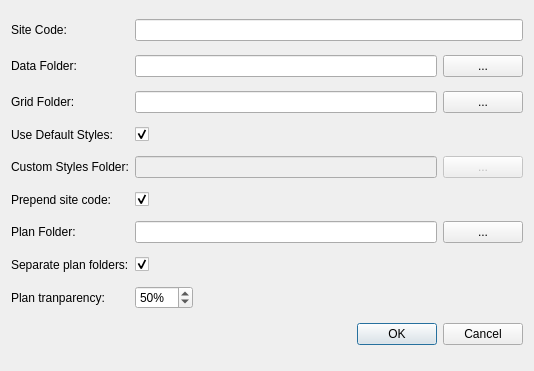
First picture: the form in core/settings_dialog_base.ui, repository lparchaeology/ArkPlan, before the edit.
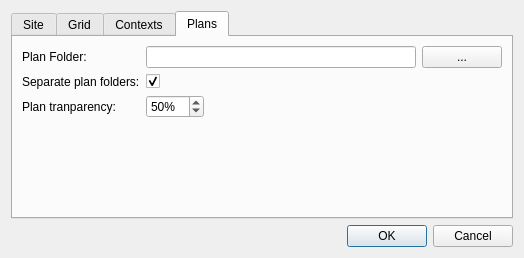
Second picture: the form after the edit. The open tabs and pages were chosen to show the change.

Commit message:
Change settings dialog to tab layout
In anticipation of adding more settings

The edit to the form file:
```diff
--- a/core/settings_dialog_base.ui
+++ b/core/settings_dialog_base.ui
@@ -6,51 +6,31 @@
    <rect>
     <x>0</x>
     <y>0</y>
-    <width>534</width>
-    <height>371</height>
+    <width>524</width>
+    <height>258</height>
    </rect>
   </property>
   <property name="windowTitle">
    <string>Settings</string>
   </property>
-  <layout class="QGridLayout" name="gridLayout">
-   <item row="6" column="1">
-    <layout class="QHBoxLayout" name="horizontalLayout_2">
+  <layout class="QVBoxLayout" name="verticalLayout">
      <item>
-      <widget class="QLineEdit" name="planFolderEdit"/>
-     </item>
-     <item>
-      <widget class="QPushButton" name="planFolderButton">
-       <property name="sizePolicy">
-        <sizepolicy hsizetype="Preferred" vsizetype="Fixed">
-         <horstretch>0</horstretch>
-         <verstretch>0</verstretch>
-        </sizepolicy>
-       </property>
-       <property name="text">
-        <string>...</string>
-       </property>
-      </widget>
-     </item>
-    </layout>
-   </item>
-   <item row="7" column="0">
-    <widget class="QLabel" name="separatePlansLabel">
+    <widget class="QTabWidget" name="tabWidget">
+     <property name="currentIndex">
+      <number>0</number>
+     </property>
+     <widget class="QWidget" name="siteTab">
+      <attribute name="title">
+       <string>Site</string>
+      </attribute>
+      <layout class="QGridLayout" name="gridLayout_5">
+       <item row="0" column="2">
+        <widget class="QLineEdit" name="siteCodeEdit"/>
+       </item>
+       <item row="3" column="0" colspan="2">
+        <widget class="QLabel" name="customStylesLabel">
      <property name="text">
-      <string>Separate plan folders:</string>
-     </property>
-     <property name="buddy">
-      <cstring>separatePlansCheck</cstring>
-     </property>
-    </widget>
-   </item>
-   <item row="8" column="0">
-    <widget class="QLabel" name="planTransparencyLabel">
-     <property name="text">
-      <string>Plan tranparency:</string>
-     </property>
-     <property name="buddy">
-      <cstring>planTransparencySpin</cstring>
+          <string>Custom Styles Folder:</string>
      </property>
     </widget>
    </item>
@@ -64,67 +44,14 @@
      </property>
     </widget>
    </item>
-   <item row="0" column="1">
-    <widget class="QLineEdit" name="siteCodeEdit"/>
+       <item row="2" column="0" colspan="2">
+        <widget class="QLabel" name="defaultStylesLabel">
+         <property name="text">
+          <string>Use Default Styles:</string>
+         </property>
+        </widget>
    </item>
    <item row="1" column="0">
-    <widget class="QLabel" name="dataFolderLabel">
-     <property name="text">
-      <string>Data Folder:</string>
-     </property>
-     <property name="buddy">
-      <cstring>dataFolderEdit</cstring>
-     </property>
-    </widget>
-   </item>
-   <item row="1" column="1">
-    <layout class="QHBoxLayout" name="horizontalLayout">
-     <item>
-      <widget class="QLineEdit" name="dataFolderEdit"/>
-     </item>
-     <item>
-      <widget class="QPushButton" name="dataFolderButton">
-       <property name="sizePolicy">
-        <sizepolicy hsizetype="Preferred" vsizetype="Fixed">
-         <horstretch>0</horstretch>
-         <verstretch>0</verstretch>
-        </sizepolicy>
-       </property>
-       <property name="text">
-        <string>...</string>
-       </property>
-      </widget>
-     </item>
-    </layout>
-   </item>
-   <item row="2" column="0">
-    <widget class="QLabel" name="gridFolderLabel">
-     <property name="text">
-      <string>Grid Folder:</string>
-     </property>
-    </widget>
-   </item>
-   <item row="2" column="1">
-    <layout class="QHBoxLayout" name="horizontalLayout_3">
-     <item>
-      <widget class="QLineEdit" name="gridFolderEdit"/>
-     </item>
-     <item>
-      <widget class="QPushButton" name="gridFolderButton">
-       <property name="sizePolicy">
-        <sizepolicy hsizetype="Preferred" vsizetype="Fixed">
-         <horstretch>0</horstretch>
-         <verstretch>0</verstretch>
-        </sizepolicy>
-       </property>
-       <property name="text">
-        <string>...</string>
-       </property>
-      </widget>
-     </item>
-    </layout>
-   </item>
-   <item row="5" column="0">
     <widget class="QLabel" name="prependSiteCodeLabel">
      <property name="text">
       <string>Prepend site code:</string>
@@ -134,8 +61,8 @@
      </property>
     </widget>
    </item>
-   <item row="5" column="1">
-    <widget class="QCheckBox" name="prependSiteCodeCheck">
+       <item row="2" column="2">
+        <widget class="QCheckBox" name="defaultStylesCheck">
      <property name="text">
       <string/>
      </property>
@@ -144,17 +71,7 @@
      </property>
     </widget>
    </item>
-   <item row="6" column="0">
-    <widget class="QLabel" name="planFolderLabel">
-     <property name="text">
-      <string>Plan Folder:</string>
-     </property>
-     <property name="buddy">
-      <cstring>planFolderEdit</cstring>
-     </property>
-    </widget>
-   </item>
-   <item row="4" column="1">
+       <item row="3" column="2">
     <layout class="QHBoxLayout" name="horizontalLayout_5">
      <item>
       <widget class="QLineEdit" name="styleFolderEdit">
@@ -181,7 +98,187 @@
      </item>
     </layout>
    </item>
-   <item row="8" column="1">
+       <item row="1" column="2">
+        <widget class="QCheckBox" name="prependSiteCodeCheck">
+         <property name="text">
+          <string/>
+         </property>
+         <property name="checked">
+          <bool>true</bool>
+         </property>
+        </widget>
+       </item>
+       <item row="4" column="2">
+        <spacer name="verticalSpacer_4">
+         <property name="orientation">
+          <enum>Qt::Vertical</enum>
+         </property>
+         <property name="sizeHint" stdset="0">
+          <size>
+           <width>20</width>
+           <height>40</height>
+          </size>
+         </property>
+        </spacer>
+       </item>
+      </layout>
+     </widget>
+     <widget class="QWidget" name="gridTab">
+      <attribute name="title">
+       <string>Grid</string>
+      </attribute>
+      <layout class="QGridLayout" name="gridLayout_4">
+       <item row="0" column="1">
+        <layout class="QHBoxLayout" name="horizontalLayout_3">
+         <item>
+          <widget class="QLineEdit" name="gridFolderEdit"/>
+         </item>
+         <item>
+          <widget class="QPushButton" name="gridFolderButton">
+           <property name="sizePolicy">
+            <sizepolicy hsizetype="Preferred" vsizetype="Fixed">
+             <horstretch>0</horstretch>
+             <verstretch>0</verstretch>
+            </sizepolicy>
+           </property>
+           <property name="text">
+            <string>...</string>
+           </property>
+          </widget>
+         </item>
+        </layout>
+       </item>
+       <item row="0" column="0">
+        <widget class="QLabel" name="gridFolderLabel">
+         <property name="text">
+          <string>Grid Folder:</string>
+         </property>
+        </widget>
+       </item>
+       <item row="1" column="1">
+        <spacer name="verticalSpacer_3">
+         <property name="orientation">
+          <enum>Qt::Vertical</enum>
+         </property>
+         <property name="sizeHint" stdset="0">
+          <size>
+           <width>20</width>
+           <height>40</height>
+          </size>
+         </property>
+        </spacer>
+       </item>
+      </layout>
+     </widget>
+     <widget class="QWidget" name="contextsTab">
+      <attribute name="title">
+       <string>Contexts</string>
+      </attribute>
+      <layout class="QGridLayout" name="gridLayout_3">
+       <item row="0" column="1">
+        <layout class="QHBoxLayout" name="horizontalLayout">
+         <item>
+          <widget class="QLineEdit" name="dataFolderEdit"/>
+         </item>
+         <item>
+          <widget class="QPushButton" name="dataFolderButton">
+           <property name="sizePolicy">
+            <sizepolicy hsizetype="Preferred" vsizetype="Fixed">
+             <horstretch>0</horstretch>
+             <verstretch>0</verstretch>
+            </sizepolicy>
+           </property>
+           <property name="text">
+            <string>...</string>
+           </property>
+          </widget>
+         </item>
+        </layout>
+       </item>
+       <item row="0" column="0">
+        <widget class="QLabel" name="dataFolderLabel">
+         <property name="text">
+          <string>Data Folder:</string>
+         </property>
+         <property name="buddy">
+          <cstring>dataFolderEdit</cstring>
+         </property>
+        </widget>
+       </item>
+       <item row="1" column="1">
+        <spacer name="verticalSpacer_2">
+         <property name="orientation">
+          <enum>Qt::Vertical</enum>
+         </property>
+         <property name="sizeHint" stdset="0">
+          <size>
+           <width>20</width>
+           <height>40</height>
+          </size>
+         </property>
+        </spacer>
+       </item>
+      </layout>
+     </widget>
+     <widget class="QWidget" name="plansTab">
+      <attribute name="title">
+       <string>Plans</string>
+      </attribute>
+      <layout class="QGridLayout" name="gridLayout_2">
+       <item row="1" column="1">
+        <widget class="QCheckBox" name="separatePlansCheck">
+         <property name="toolTip">
+          <string>Select if the raw and processed plans should be stored in separate folders.</string>
+         </property>
+         <property name="text">
+          <string/>
+         </property>
+         <property name="checked">
+          <bool>true</bool>
+         </property>
+        </widget>
+       </item>
+       <item row="0" column="1">
+        <layout class="QHBoxLayout" name="horizontalLayout_2">
+         <item>
+          <widget class="QLineEdit" name="planFolderEdit"/>
+         </item>
+         <item>
+          <widget class="QPushButton" name="planFolderButton">
+           <property name="sizePolicy">
+            <sizepolicy hsizetype="Preferred" vsizetype="Fixed">
+             <horstretch>0</horstretch>
+             <verstretch>0</verstretch>
+            </sizepolicy>
+           </property>
+           <property name="text">
+            <string>...</string>
+           </property>
+          </widget>
+         </item>
+        </layout>
+       </item>
+       <item row="2" column="0">
+        <widget class="QLabel" name="planTransparencyLabel">
+         <property name="text">
+          <string>Plan tranparency:</string>
+         </property>
+         <property name="buddy">
+          <cstring>planTransparencySpin</cstring>
+         </property>
+        </widget>
+       </item>
+       <item row="1" column="0">
+        <widget class="QLabel" name="separatePlansLabel">
+         <property name="text">
+          <string>Separate plan folders:</string>
+         </property>
+         <property name="buddy">
+          <cstring>separatePlansCheck</cstring>
+         </property>
+        </widget>
+       </item>
+       <item row="2" column="1">
     <layout class="QHBoxLayout" name="horizontalLayout_4">
      <item>
       <widget class="QSpinBox" name="planTransparencySpin">
@@ -211,20 +308,34 @@
      </item>
     </layout>
    </item>
-   <item row="7" column="1">
-    <widget class="QCheckBox" name="separatePlansCheck">
-     <property name="toolTip">
-      <string>Select if the raw and processed plans should be stored in separate folders.</string>
-     </property>
+       <item row="0" column="0">
+        <widget class="QLabel" name="planFolderLabel">
      <property name="text">
-      <string/>
-     </property>
-     <property name="checked">
-      <bool>true</bool>
+          <string>Plan Folder:</string>
+         </property>
+         <property name="buddy">
+          <cstring>planFolderEdit</cstring>
      </property>
     </widget>
    </item>
-   <item row="9" column="0" colspan="2">
+       <item row="3" column="1">
+        <spacer name="verticalSpacer">
+         <property name="orientation">
+          <enum>Qt::Vertical</enum>
+         </property>
+         <property name="sizeHint" stdset="0">
+          <size>
+           <width>20</width>
+           <height>40</height>
+          </size>
+         </property>
+        </spacer>
+       </item>
+      </layout>
+     </widget>
+    </widget>
+   </item>
+   <item>
     <widget class="QDialogButtonBox" name="buttonBox">
      <property name="orientation">
       <enum>Qt::Horizontal</enum>
@@ -234,30 +345,6 @@
      </property>
     </widget>
    </item>
-   <item row="3" column="1">
-    <widget class="QCheckBox" name="defaultStylesCheck">
-     <property name="text">
-      <string/>
-     </property>
-     <property name="checked">
-      <bool>true</bool>
-     </property>
-    </widget>
-   </item>
-   <item row="3" column="0">
-    <widget class="QLabel" name="defaultStylesLabel">
-     <property name="text">
-      <string>Use Default Styles:</string>
-     </property>
-    </widget>
-   </item>
-   <item row="4" column="0">
-    <widget class="QLabel" name="customStylesLabel">
-     <property name="text">
-      <string>Custom Styles Folder:</string>
-     </property>
-    </widget>
-   </item>
   </layout>
  </widget>
  <tabstops>
```
Left out of the diff: 3 changed lines with no effect on the pictures. Lines whose indentation alone changed are shown as unchanged. The commit also changes 1 other file.
